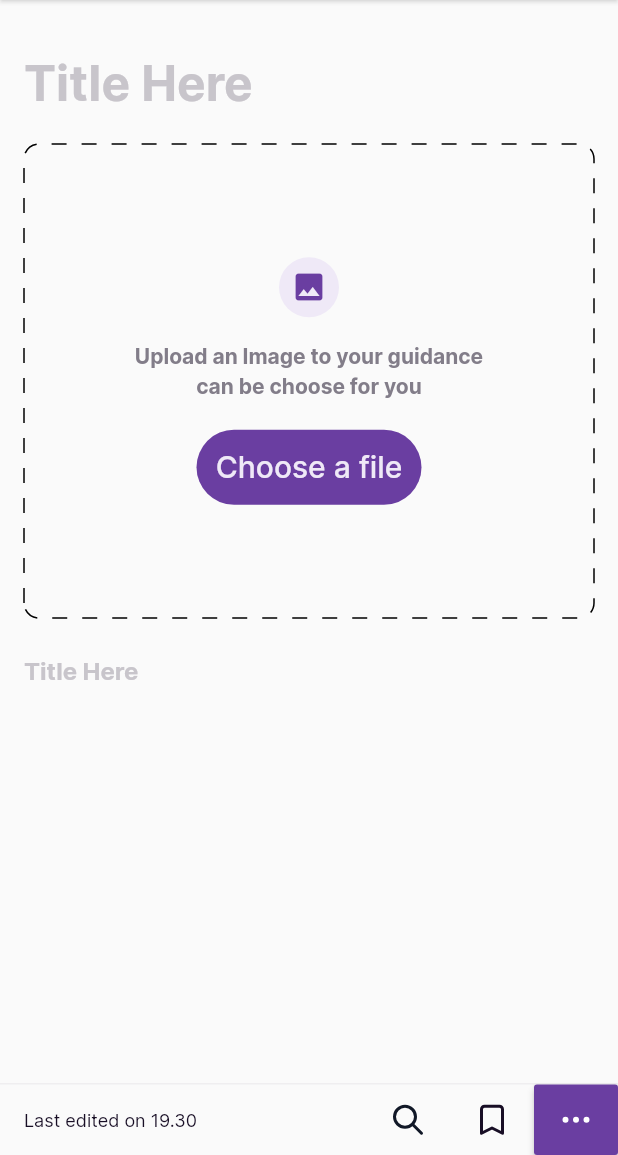
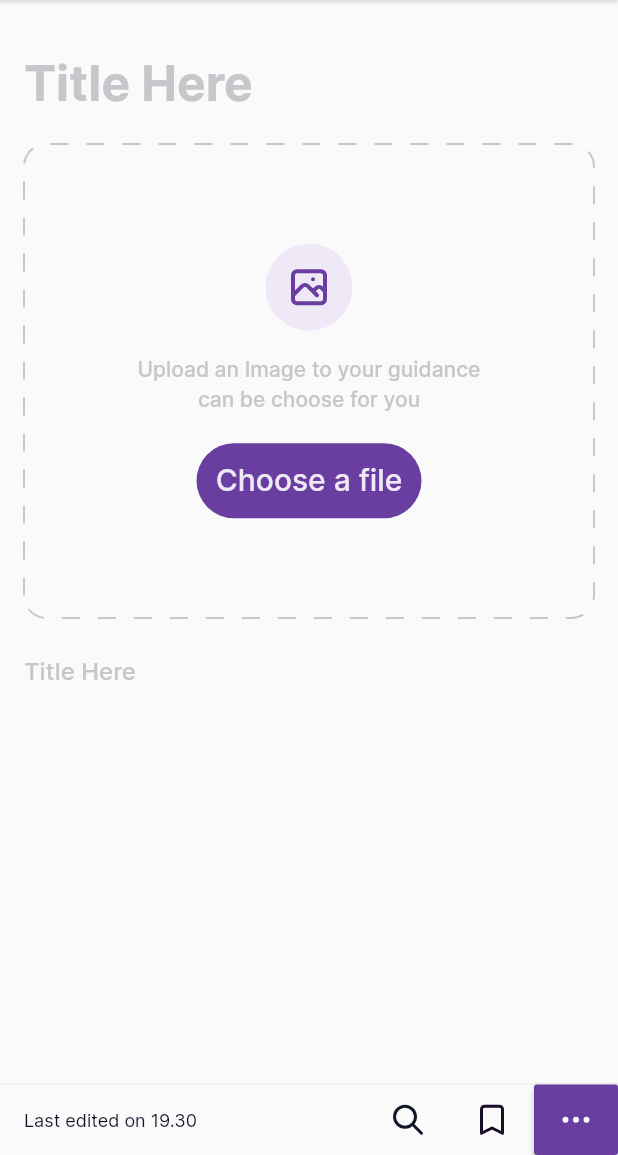
Before and after one commit to iamtechieboy/note_app, a Flutter app: the GuidancePage screen opened by its route, after a tap on "Choose a file", on a phone screen of 412 x 824 dp, the part 81-1236 px from its top. Run offline on Flutter 3.47's test engine with Material 2 defaults, Android fonts, the phone set to English and light mode, and no system bars; drawn by our look-alikes of dotted_border; our stand-ins replace equatable, flutter_bloc, flutter_svg, image_picker, modal_bottom_sheet.

Commit message:
need some fixings

```diff
--- a/lib/config/constants/app_decoration.dart
+++ b/lib/config/constants/app_decoration.dart
@@ -1,7 +1,11 @@
 //
-// abstract class AppDecoration {
-//   static BoxDecoration defDecor = BoxDecoration(
-//     borderRadius: BorderRadius.circular(10),
-//     color: AppColors.metalColor.shade10,
-//   );
-// }
+import 'package:flutter/material.dart';
+
+import 'app_colors.dart';
+
+abstract class AppDecoration {
+  static BoxDecoration defDecor = BoxDecoration(
+    borderRadius: BorderRadius.circular(10),
+    color: AppColors.neutralColor.white,
+  );
+}
--- a/lib/config/constants/assets.dart
+++ b/lib/config/constants/assets.dart
@@ -78,6 +78,8 @@ class _Icons extends _AssetsHolder {
   String get tag => '$basePath/tag.svg';
 
   String get textSize => '$basePath/text_size.svg';
+
+  String get photo => '$basePath/photo.svg';
 }
 
 class _Images extends _AssetsHolder {
--- /dev/null
+++ b/lib/presentation/components/circular_icon_place.dart
@@ -0,0 +1,33 @@
+import 'package:flutter/material.dart';
+import 'package:flutter_svg/flutter_svg.dart';
+import 'package:note_app/config/constants/app_decoration.dart';
+
+class CircularIconPlace extends StatelessWidget {
+  const CircularIconPlace({
+    Key? key,
+    required this.height,
+    required this.icon,
+    required this.iconColor,
+    required this.background,
+    this.iconHeight,
+  }) : super(key: key);
+
+  final double height;
+  final String icon;
+  final double? iconHeight;
+  final Color iconColor;
+  final Color background;
+
+  @override
+  Widget build(BuildContext context) {
+    return CircleAvatar(
+      radius: height / 2,
+      backgroundColor: background,
+      child: SvgPicture.asset(
+        icon,
+        color: iconColor,
+        height: iconHeight ?? 32,
+      ),
+    );
+  }
+}
--- a/lib/presentation/pages/guidance_idea/guidance_page.dart
+++ b/lib/presentation/pages/guidance_idea/guidance_page.dart
@@ -6,9 +6,13 @@ import 'package:flutter/services.dart';
 import 'package:flutter_svg/flutter_svg.dart';
 import 'package:image_picker/image_picker.dart';
 import 'package:note_app/config/constants/app_colors.dart';
+import 'package:note_app/config/constants/app_decoration.dart';
 import 'package:note_app/config/constants/app_text_style.dart';
 import 'package:note_app/presentation/components/bottom_task_bar.dart';
+import 'package:note_app/presentation/components/circular_icon_place.dart';
 import 'package:note_app/presentation/components/custom_app_bar.dart';
+
+import '../../../config/constants/assets.dart';
 
 class GuidancePage extends StatefulWidget {
   const GuidancePage({super.key});
@@ -24,15 +28,14 @@ class _GuidancePageState extends State<GuidancePage> {
     try {
       final image = await ImagePicker().pickImage(source: imageSource);
       if (image == null) return;
-
       final imageTemporary = File(image.path);
       setState(() {
         images = imageTemporary;
       });
     } on PlatformException {
-      print("Platform exepsion");
+      debugPrint("Platform exepsion");
     } catch (e) {
-      print("Failed to pick image: $e");
+      debugPrint("Failed to pick image: $e");
     }
   }
 
@@ -77,14 +80,13 @@ class _GuidancePageState extends State<GuidancePage> {
                   ),
                   images != null
                       ? Container(
-                          decoration: BoxDecoration(
-                            borderRadius: BorderRadius.circular(20),
-                          ),
+                          decoration: AppDecoration.defDecor.copyWith(
+                              borderRadius: BorderRadius.circular(15)),
                           child: Stack(
                             alignment: Alignment.bottomRight,
                             children: [
                               ClipRRect(
-                                borderRadius: BorderRadius.circular(20),
+                                borderRadius: BorderRadius.circular(15),
                                 child: Image.file(
                                   images!,
                                   width: double.infinity,
@@ -101,7 +103,8 @@ class _GuidancePageState extends State<GuidancePage> {
                                         mainAxisSize: MainAxisSize.min,
                                         children: [
                                           ListTile(
-                                            leading: const Icon(Icons.camera_alt),
+                                            leading:
+                                                const Icon(Icons.camera_alt),
                                             title: const Text("Camera"),
                                             onTap: () {
                                               pickImage(ImageSource.camera);
@@ -115,7 +118,8 @@ class _GuidancePageState extends State<GuidancePage> {
                                             },
                                           ),
                                           ListTile(
-                                            leading: SvgPicture.asset("assets/icons/delete.svg"),
+                                            leading: SvgPicture.asset(
+                                                "assets/icons/delete.svg"),
                                             title: const Text("Delete"),
                                             onTap: () {
                                               setState(() {
@@ -137,19 +141,23 @@ class _GuidancePageState extends State<GuidancePage> {
                                     color: AppColors.neutralColor.white,
                                     borderRadius: BorderRadius.circular(30),
                                   ),
-                                  child: SvgPicture.asset("assets/icons/pencil.svg"),
+                                  child: SvgPicture.asset(
+                                      "assets/icons/pencil.svg"),
                                 ),
                               ),
                             ],
                           ),
                         )
                       : DottedBorder(
-                          dashPattern: const [10, 10],
+                          dashPattern: const [12, 12],
+                          strokeWidth: 1.3,
+                          color: AppColors.neutralColor.baseGrey,
                           borderType: BorderType.RRect,
-                          radius: const Radius.circular(10),
+                          radius: const Radius.circular(15),
                           padding: const EdgeInsets.all(8.0),
                           child: ClipRRect(
-                            borderRadius: const BorderRadius.all(Radius.circular(12)),
+                            borderRadius:
+                                const BorderRadius.all(Radius.circular(12)),
                             child: Container(
                               alignment: Alignment.center,
                               height: 300,
@@ -157,12 +165,11 @@ class _GuidancePageState extends State<GuidancePage> {
                               child: Column(
                                 mainAxisAlignment: MainAxisAlignment.center,
                                 children: [
-                                  CircleAvatar(
-                                    backgroundColor: AppColors.primaryColor.light,
-                                    child: Icon(
-                                      Icons.photo,
-                                      color: AppColors.primaryColor.base,
-                                    ),
+                                  CircularIconPlace(
+                                    height: 58,
+                                    icon: Assets.icons.photo,
+                                    iconColor: AppColors.primaryColor.base,
+                                    background: AppColors.primaryColor.light,
                                   ),
                                   const SizedBox(
                                     height: 15,
@@ -172,8 +179,8 @@ class _GuidancePageState extends State<GuidancePage> {
                                     child: Text(
                                       "Upload an Image to your guidance can be choose for you",
                                       textAlign: TextAlign.center,
-                                      style: AppTextStyle.boldSm.copyWith(
-                                        color: AppColors.neutralColor.darkGrey,
+                                      style: AppTextStyle.mediumSm.copyWith(
+                                        color: AppColors.neutralColor.baseGrey,
                                       ),
                                     ),
                                   ),
@@ -194,8 +201,9 @@ class _GuidancePageState extends State<GuidancePage> {
                                       ),
                                       child: Text(
                                         "Choose a file",
-                                        style: AppTextStyle.mediumXl
-                                            .copyWith(color: AppColors.primaryColor.light, fontSize: 20),
+                                        style: AppTextStyle.mediumXl.copyWith(
+                                            color: AppColors.primaryColor.light,
+                                            fontSize: 20),
                                       ),
                                     ),
                                   ),
@@ -210,7 +218,8 @@ class _GuidancePageState extends State<GuidancePage> {
                   SizedBox(
                     child: Flexible(
                       child: TextFormField(
-                        style: AppTextStyle.boldBase,
+                        style: AppTextStyle.mediumBase
+                            .copyWith(color: AppColors.neutralColor.darkGrey),
                         maxLines: null,
                         minLines: null,
                         keyboardType: TextInputType.multiline,
@@ -218,7 +227,7 @@ class _GuidancePageState extends State<GuidancePage> {
                         decoration: InputDecoration(
                           border: InputBorder.none,
                           hintText: "Title Here",
-                          hintStyle: AppTextStyle.boldBase.copyWith(
+                          hintStyle: AppTextStyle.mediumBase.copyWith(
                             color: AppColors.neutralColor.baseGrey,
                           ),
                         ),
--- a/lib/presentation/pages/new_idea/create_new_idea_page.dart
+++ b/lib/presentation/pages/new_idea/create_new_idea_page.dart
@@ -6,7 +6,7 @@ import 'package:note_app/config/constants/app_text_style.dart';
 import 'package:note_app/presentation/components/back_to_button.dart';
 import 'package:note_app/presentation/components/custom_app_bar.dart';
 import 'package:note_app/presentation/routes/routes.dart';
-import 'package:note_app/presentation/widgets/new_ideas_button.dart';
+import 'package:note_app/presentation/components/new_ideas_button.dart';
 
 import '../../../config/constants/assets.dart';
 
```
Also changed, not shown: assets/icons/photo.svg (added), lib/presentation/components/new_ideas_button.dart (renamed from lib/presentation/widgets/new_ideas_button.dart), pubspec.lock.
